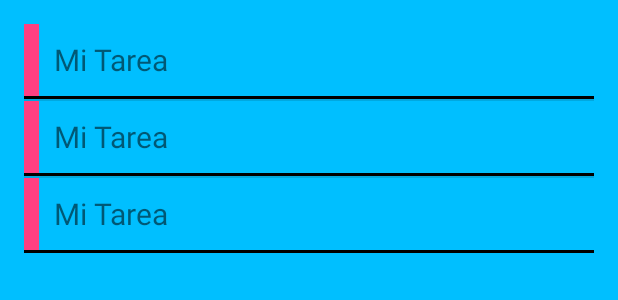
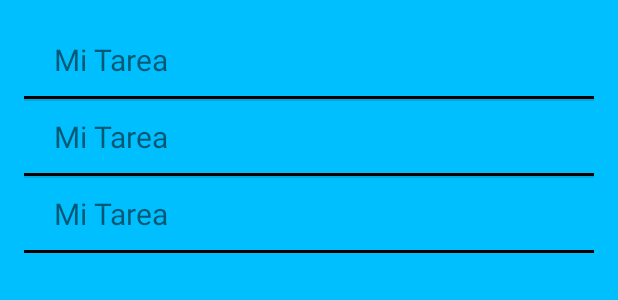
Before and after one commit to YeisonGomez/gestor-de-tareas-Android, an Android app: the layout content_main.xml on its own in the app's theme, with its tools: preview values and no code run, on a phone screen of 412 x 824 dp. Shown: the top 300 px of the screen. Run offline under Robolectric (Android 15) with nearby library versions, the phone set to English and light mode, and no system bars.

Commit message:
change background activate item listView

```diff
--- a/app/src/main/res/layout/component_task.xml
+++ b/app/src/main/res/layout/component_task.xml
@@ -9,14 +9,15 @@
     <LinearLayout
         android:orientation="horizontal"
         android:layout_width="match_parent"
-        android:layout_height="48dp">
+        android:layout_height="48dp"
+        android:background="?android:attr/activatedBackgroundIndicator">
 
         <view
             android:layout_width="10dp"
             android:layout_height="match_parent"
             class="android.view.View"
             android:id="@+id/row_tab"
-            android:background="@color/colorAccent" />
+            android:background="@color/azul_claro" />
         <TextView
             android:text="Mi Tarea"
             android:layout_width="wrap_content"
--- /dev/null
+++ b/app/src/main/res/menu/cam_menu.xml
@@ -0,0 +1,6 @@
+<?xml version="1.0" encoding="utf-8"?>
+<menu xmlns:android="http://schemas.android.com/apk/res/android">
+    <item android:id="@+id/menu_item_delete_task"
+        android:icon="@android:drawable/ic_menu_delete"
+        android:title="delete"/>
+</menu>
```
Also changed, not shown: app/src/main/java/com/example/yeisongomez/gestordetareas/MainActivity.java (+50 -2 lines).
